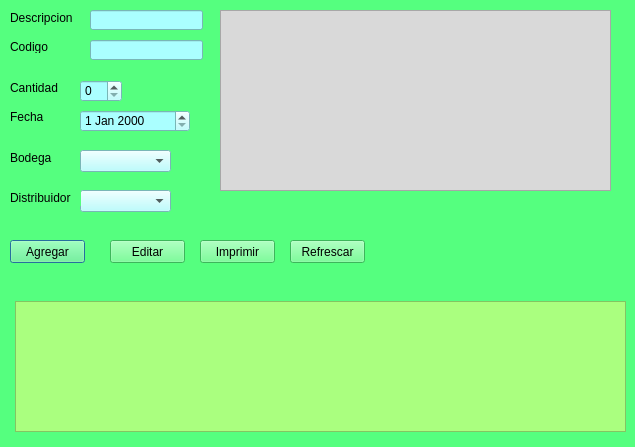
Old version of the form Proyecto P2/UI/pedido.ui in the repository piedrachin/proyecto.
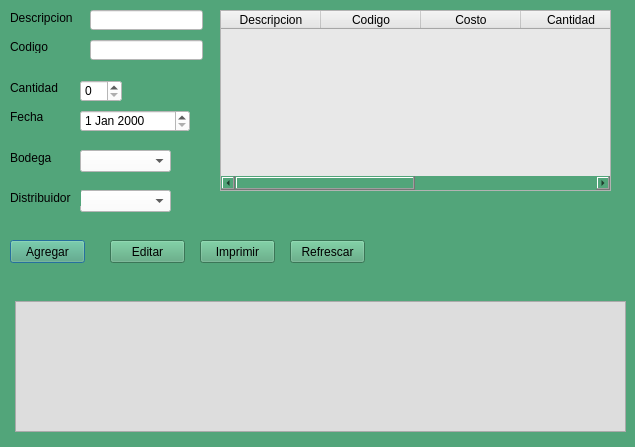
New version of the form.

```diff
--- a/Proyecto P2/UI/pedido.ui
+++ b/Proyecto P2/UI/pedido.ui
@@ -14,8 +14,8 @@
    <string>Dialog</string>
   </property>
   <property name="styleSheet">
-   <string notr="true">
-background-color: rgb(85, 255, 127);</string>
+   <string notr="true">background-color: rgb(82, 165, 122);
+</string>
   </property>
   <widget class="QComboBox" name="cmbox_bodegas">
    <property name="geometry">
@@ -27,8 +27,7 @@
     </rect>
    </property>
    <property name="styleSheet">
-    <string notr="true">alternate-background-color: rgb(170, 255, 255);
-background-color: rgb(170, 255, 255);</string>
+    <string notr="true">background-color: rgb(255, 255, 255);</string>
    </property>
   </widget>
   <widget class="QComboBox" name="cmbox_distribuidor">
@@ -41,7 +40,7 @@
     </rect>
    </property>
    <property name="styleSheet">
-    <string notr="true">background-color: rgb(170, 255, 255);</string>
+    <string notr="true">background-color: rgb(255, 255, 255);</string>
    </property>
   </widget>
   <widget class="QLabel" name="label">
@@ -80,7 +79,7 @@
     </rect>
    </property>
    <property name="styleSheet">
-    <string notr="true">background-color: rgb(170, 255, 255);</string>
+    <string notr="true">background-color: rgb(255, 255, 255);</string>
    </property>
   </widget>
   <widget class="QLineEdit" name="txt_codigo_art">
@@ -93,7 +92,8 @@
     </rect>
    </property>
    <property name="styleSheet">
-    <string notr="true">background-color: rgb(170, 255, 255);</string>
+    <string notr="true">background-color: rgb(255, 255, 255);
+</string>
    </property>
   </widget>
   <widget class="QSpinBox" name="spBox_cantidad">
@@ -106,7 +106,7 @@
     </rect>
    </property>
    <property name="styleSheet">
-    <string notr="true">background-color: rgb(170, 255, 255);</string>
+    <string notr="true">background-color: rgb(255, 255, 255);</string>
    </property>
    <property name="maximum">
     <number>2000</number>
@@ -122,7 +122,8 @@
     </rect>
    </property>
    <property name="styleSheet">
-    <string notr="true">background-color: rgb(170, 255, 255);</string>
+    <string notr="true">background-color: rgb(255, 255, 255);
+</string>
    </property>
   </widget>
   <widget class="QLabel" name="label_3">
@@ -229,7 +230,8 @@
     </rect>
    </property>
    <property name="styleSheet">
-    <string notr="true">background-color: rgb(170, 255, 127);</string>
+    <string notr="true">
+background-color: rgb(221, 221, 221);</string>
    </property>
   </widget>
   <widget class="QTableWidget" name="tbl_lista_articulos_regis">
@@ -242,8 +244,39 @@
     </rect>
    </property>
    <property name="styleSheet">
-    <string notr="true">background-color: rgb(217, 217, 217);</string>
+    <string notr="true">
+background-color: rgb(232, 232, 232);</string>
    </property>
+   <column>
+    <property name="text">
+     <string>Descripcion</string>
+    </property>
+   </column>
+   <column>
+    <property name="text">
+     <string>Codigo</string>
+    </property>
+   </column>
+   <column>
+    <property name="text">
+     <string>Costo</string>
+    </property>
+   </column>
+   <column>
+    <property name="text">
+     <string>Cantidad</string>
+    </property>
+   </column>
+   <column>
+    <property name="text">
+     <string>Fecha</string>
+    </property>
+   </column>
+   <column>
+    <property name="text">
+     <string>Bodega</string>
+    </property>
+   </column>
   </widget>
   <widget class="QPushButton" name="btn_refrescar_vent">
    <property name="geometry">
```
